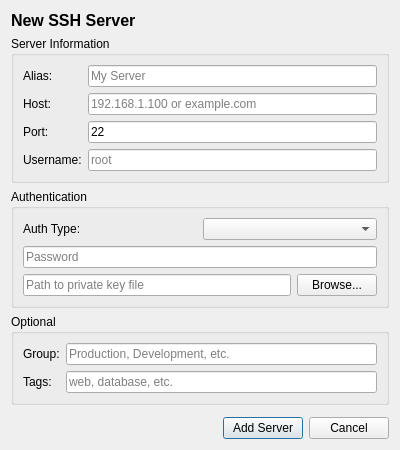
Qt form src/add_server.ui (Koratsuki/QTiSSH) before a commit.
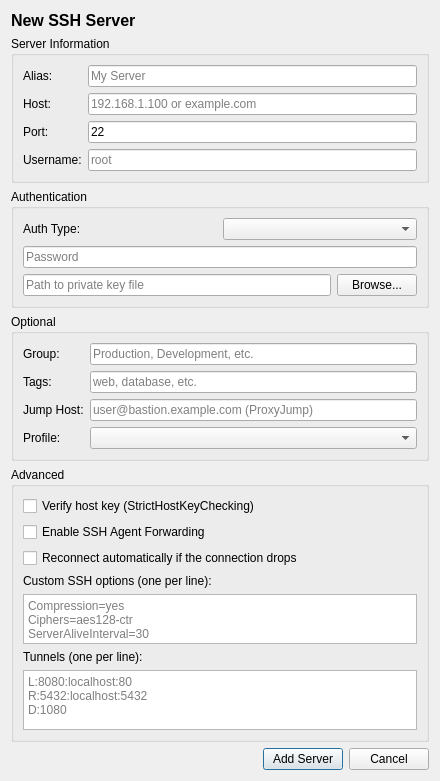
The same form after that commit.

Commit message: new: added languages/status bar/style/password options

The edit to the form file:
```diff
--- a/src/add_server.ui
+++ b/src/add_server.ui
@@ -6,8 +6,8 @@
    <rect>
     <x>0</x>
     <y>0</y>
-    <width>400</width>
-    <height>450</height>
+     <width>440</width>
+     <height>600</height>
    </rect>
   </property>
   <property name="windowTitle">
@@ -174,6 +174,108 @@
        <widget class="QLineEdit" name="tagsLineEdit">
         <property name="placeholderText">
          <string>web, database, etc.</string>
+         </property>
+        </widget>
+       </item>
+       <item row="2" column="0">
+        <widget class="QLabel" name="jumpHostLabel">
+         <property name="text">
+          <string>Jump Host:</string>
+         </property>
+        </widget>
+       </item>
+       <item row="2" column="1">
+        <widget class="QLineEdit" name="jumpHostLineEdit">
+         <property name="placeholderText">
+          <string>user@bastion.example.com (ProxyJump)</string>
+         </property>
+        </widget>
+       </item>
+       <item row="3" column="0">
+        <widget class="QLabel" name="profileLabel">
+         <property name="text">
+          <string>Profile:</string>
+         </property>
+        </widget>
+       </item>
+       <item row="3" column="1">
+        <widget class="QComboBox" name="profileCombo">
+         <property name="toolTip">
+          <string>Named set of SSH options (see Edit &gt; Profiles)</string>
+         </property>
+        </widget>
+       </item>
+      </layout>
+     </widget>
+    </item>
+    <item>
+     <widget class="QGroupBox" name="advancedGroupBox">
+      <property name="title">
+       <string>Advanced</string>
+      </property>
+      <layout class="QVBoxLayout" name="advancedLayout">
+       <item>
+        <widget class="QCheckBox" name="strictHostKeyCheckBox">
+         <property name="text">
+          <string>Verify host key (StrictHostKeyChecking)</string>
+         </property>
+        </widget>
+       </item>
+       <item>
+        <widget class="QCheckBox" name="forwardAgentCheckBox">
+         <property name="text">
+          <string>Enable SSH Agent Forwarding</string>
+         </property>
+        </widget>
+       </item>
+       <item>
+        <widget class="QCheckBox" name="autoReconnectCheckBox">
+         <property name="text">
+          <string>Reconnect automatically if the connection drops</string>
+         </property>
+        </widget>
+       </item>
+       <item>
+        <widget class="QLabel" name="sshOptionsLabel">
+         <property name="text">
+          <string>Custom SSH options (one per line):</string>
+         </property>
+        </widget>
+       </item>
+       <item>
+        <widget class="QPlainTextEdit" name="sshOptionsEdit">
+         <property name="minimumSize">
+          <size>
+           <width>0</width>
+           <height>50</height>
+          </size>
+         </property>
+         <property name="placeholderText">
+          <string>Compression=yes
+Ciphers=aes128-ctr
+ServerAliveInterval=30</string>
+         </property>
+        </widget>
+       </item>
+       <item>
+        <widget class="QLabel" name="tunnelsLabel">
+         <property name="text">
+          <string>Tunnels (one per line):</string>
+         </property>
+        </widget>
+       </item>
+       <item>
+        <widget class="QPlainTextEdit" name="tunnelsEdit">
+         <property name="minimumSize">
+          <size>
+           <width>0</width>
+           <height>60</height>
+          </size>
+         </property>
+         <property name="placeholderText">
+          <string>L:8080:localhost:80
+R:5432:localhost:5432
+D:1080</string>
         </property>
        </widget>
       </item>
```
Lines whose indentation alone changed are shown as unchanged. The commit also changes 79 other files.
